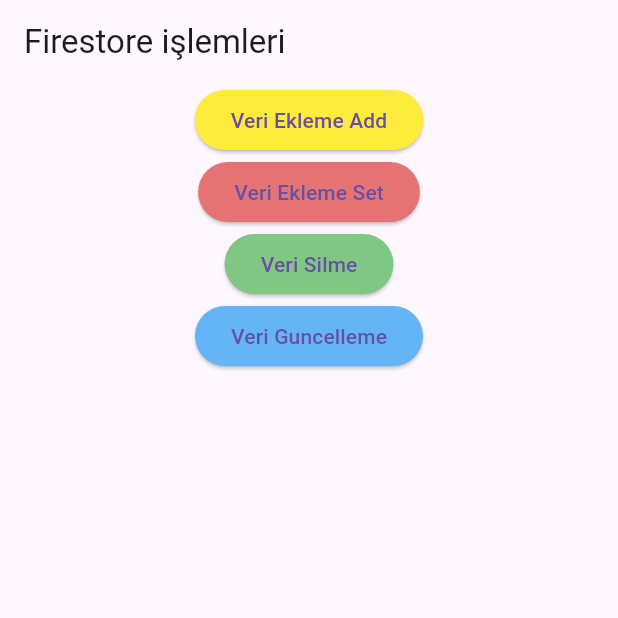
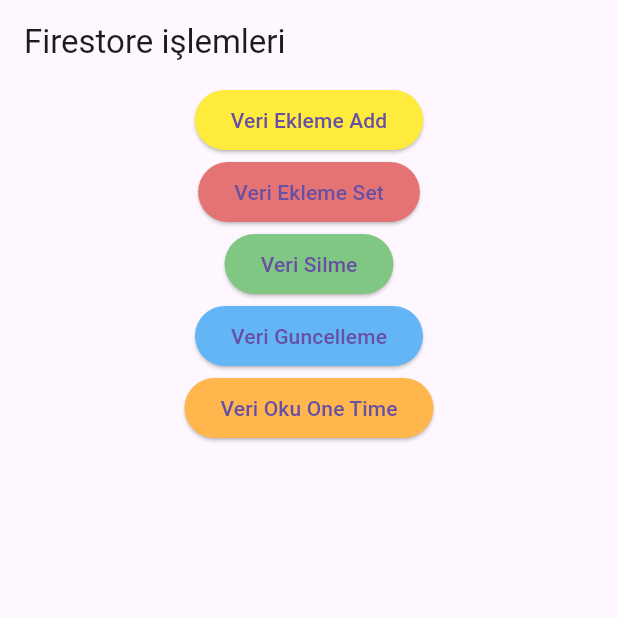
Before and after one commit to Cahidenuryalcin/fireabseDersleri, a Flutter app: the FirestoreDersleri screen opened directly, after a tap on "Veri Silme", on a phone screen of 412 x 824 dp, the top half of it. Run offline on Flutter 3.47's test engine with Material 3 defaults, Android fonts, the phone set to English and light mode, and no system bars; our stand-ins replace cloud_firestore, firebase_auth, firebase_core; accounts and stored records are empty.

Commit message:
31.05.24

```diff
--- a/lib/firestore_dersleri.dart
+++ b/lib/firestore_dersleri.dart
@@ -47,6 +47,11 @@ class FirestoreDersleri extends StatelessWidget {
                     backgroundColor: Colors.blue.shade300),
                 onPressed: () => veriGuncelleme(),
                 child: Text("Veri Guncelleme")),
+            ElevatedButton(
+                style: ElevatedButton.styleFrom(
+                    backgroundColor: Colors.orange.shade300),
+                onPressed: () => veriOkuma(),
+                child: Text("Veri Oku One Time")),
           ],
         ),
       ),
@@ -109,8 +114,36 @@ class FirestoreDersleri extends StatelessWidget {
 */
 
     // update kullanarak silme gerçekleştirilebilmekte;
-    await _firestore.doc("users/ixTTLxcObuTx4aPagpH0").update({
-      "okul": FieldValue.delete()
-    });
+    await _firestore
+        .doc("users/ixTTLxcObuTx4aPagpH0")
+        .update({"okul": FieldValue.delete()});
+  }
+
+  veriOkuma() async{
+
+
+    //collection
+
+    var _userDocuments = await _firestore.collection("users").get();
+    debugPrint(_userDocuments.size.toString()); //çıktı = 1        // tehlikeli bir işlem. 100bin kayıt  varsa 100 bin değerini elde etmem için 100bin okuma yaoması gerekecek.
+    //ayrı bir collection ile bu işlemi tutarak da sayma işlemi yapılabilir
+    // her user oluşturulduğunda counter +1 olmasını ayarlamak gibi
+
+    debugPrint(_userDocuments.docs.length.toString()); //çıktı = 1
+
+    for (var eleman in _userDocuments.docs) {
+      debugPrint("Döküman ID ${eleman.id}"); // çıktı = Döküman ID jiNaSGcxDQXuwGObpdAX
+
+      Map userMap= eleman.data();
+      debugPrint(userMap["isim"]); // çıktı =  menes
+
+
+    }
+
+
+    //dokuman
+
+    var _menesDoc = await _firestore.doc("users/jiNaSGcxDQXuwGObpdAX");
+
   }
 }
```
